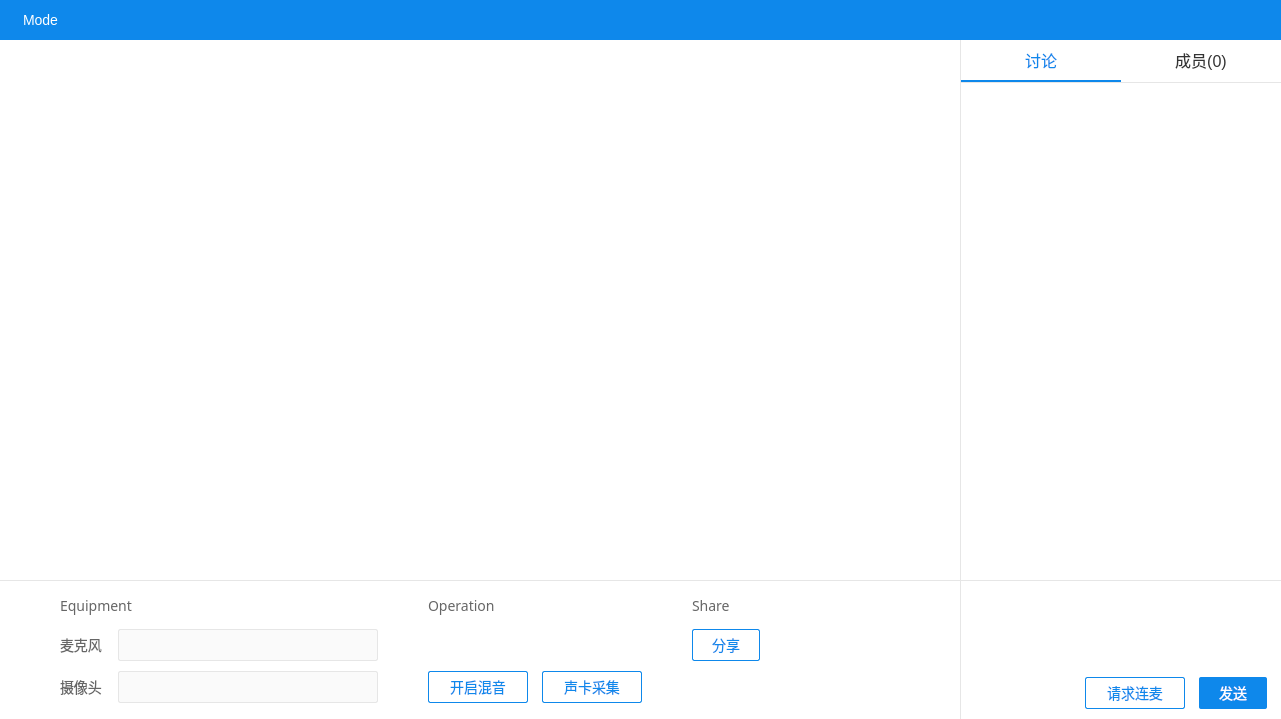
This is windows/LiveDemo5/ZegoLiveDemo/ZegoLiveRoomDialog.ui in 1815368076/ZegoLiveDemo5Rtp as Qt 5 draws it before an edit. The edited form follows.
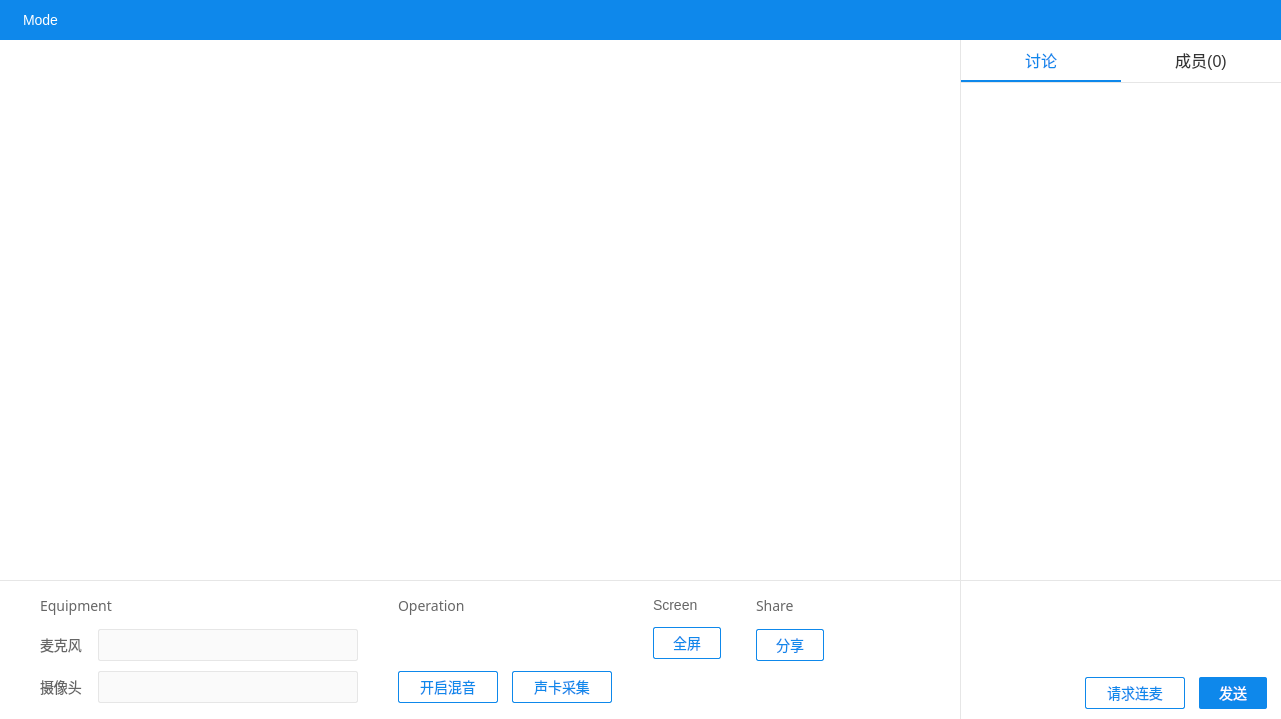
This is the edited form. The open tabs and pages were chosen to show the change. Icons and pictures are not drawn. Custom widgets are drawn as their Qt base class.

Commit message: Update LiveDemo5, Version: 171121_164355_master-0-ge0dfa07_bn85_Demo5UDP3

```diff
--- a/windows/LiveDemo5/ZegoLiveDemo/ZegoLiveRoomDialog.ui
+++ b/windows/LiveDemo5/ZegoLiveDemo/ZegoLiveRoomDialog.ui
@@ -697,9 +697,9 @@
        <property name="styleSheet">
         <string notr="true">background-color: #ffffff;</string>
        </property>
-       <layout class="QHBoxLayout" name="horizontalLayout_7">
+       <layout class="QHBoxLayout" name="horizontalLayout_6">
         <property name="spacing">
-         <number>50</number>
+         <number>0</number>
         </property>
         <property name="leftMargin">
          <number>0</number>
@@ -714,7 +714,7 @@
          <number>0</number>
         </property>
         <item>
-         <layout class="QHBoxLayout" name="horizontalLayout_6">
+         <layout class="QHBoxLayout" name="horizontalLayout_3">
           <property name="spacing">
            <number>0</number>
           </property>
@@ -727,11 +727,11 @@
              <enum>Qt::Horizontal</enum>
             </property>
             <property name="sizeType">
-             <enum>QSizePolicy::Expanding</enum>
+             <enum>QSizePolicy::Fixed</enum>
             </property>
             <property name="sizeHint" stdset="0">
              <size>
-              <width>46</width>
+              <width>40</width>
               <height>20</height>
              </size>
             </property>
@@ -1065,11 +1065,11 @@
              <enum>Qt::Horizontal</enum>
             </property>
             <property name="sizeType">
-             <enum>QSizePolicy::Maximum</enum>
+             <enum>QSizePolicy::Fixed</enum>
             </property>
             <property name="sizeHint" stdset="0">
              <size>
-              <width>50</width>
+              <width>40</width>
               <height>20</height>
              </size>
             </property>
@@ -1262,7 +1262,7 @@
                  <enum>Qt::Horizontal</enum>
                 </property>
                 <property name="sizeType">
-                 <enum>QSizePolicy::Fixed</enum>
+                 <enum>QSizePolicy::Expanding</enum>
                 </property>
                 <property name="sizeHint" stdset="0">
                  <size>
@@ -1365,7 +1365,7 @@
                  <enum>Qt::Horizontal</enum>
                 </property>
                 <property name="sizeType">
-                 <enum>QSizePolicy::MinimumExpanding</enum>
+                 <enum>QSizePolicy::Fixed</enum>
                 </property>
                 <property name="sizeHint" stdset="0">
                  <size>
@@ -1433,8 +1433,37 @@
                 </property>
                </widget>
               </item>
+              <item>
+               <spacer name="horizontalSpacer_12">
+                <property name="orientation">
+                 <enum>Qt::Horizontal</enum>
+                </property>
+                <property name="sizeType">
+                 <enum>QSizePolicy::Expanding</enum>
+                </property>
+                <property name="sizeHint" stdset="0">
+                 <size>
+                  <width>6</width>
+                  <height>20</height>
+                 </size>
+                </property>
+               </spacer>
+              </item>
              </layout>
             </item>
+            <item>
+             <spacer name="verticalSpacer_15">
+              <property name="orientation">
+               <enum>Qt::Vertical</enum>
+              </property>
+              <property name="sizeHint" stdset="0">
+               <size>
+                <width>20</width>
+                <height>40</height>
+               </size>
+              </property>
+             </spacer>
+            </item>
            </layout>
           </item>
           <item>
@@ -1443,11 +1472,158 @@
              <enum>Qt::Horizontal</enum>
             </property>
             <property name="sizeType">
-             <enum>QSizePolicy::Maximum</enum>
+             <enum>QSizePolicy::Fixed</enum>
             </property>
             <property name="sizeHint" stdset="0">
              <size>
-              <width>50</width>
+              <width>35</width>
+              <height>20</height>
+             </size>
+            </property>
+           </spacer>
+          </item>
+          <item>
+           <layout class="QVBoxLayout" name="verticalLayout_10">
+            <property name="spacing">
+             <number>0</number>
+            </property>
+            <item>
+             <spacer name="verticalSpacer_10">
+              <property name="orientation">
+               <enum>Qt::Vertical</enum>
+              </property>
+              <property name="sizeType">
+               <enum>QSizePolicy::Fixed</enum>
+              </property>
+              <property name="sizeHint" stdset="0">
+               <size>
+                <width>20</width>
+                <height>16</height>
+               </size>
+              </property>
+             </spacer>
+            </item>
+            <item>
+             <widget class="QLabel" name="m_lbFullScreen">
+              <property name="minimumSize">
+               <size>
+                <width>0</width>
+                <height>0</height>
+               </size>
+              </property>
+              <property name="maximumSize">
+               <size>
+                <width>16777215</width>
+                <height>16777215</height>
+               </size>
+              </property>
+              <property name="styleSheet">
+               <string notr="true">font-family: 微软雅黑;
+font-size: 14px;
+color: #666666;</string>
+              </property>
+              <property name="text">
+               <string>Screen</string>
+              </property>
+             </widget>
+            </item>
+            <item>
+             <spacer name="verticalSpacer_11">
+              <property name="orientation">
+               <enum>Qt::Vertical</enum>
+              </property>
+              <property name="sizeType">
+               <enum>QSizePolicy::Fixed</enum>
+              </property>
+              <property name="sizeHint" stdset="0">
+               <size>
+                <width>20</width>
+                <height>14</height>
+               </size>
+              </property>
+             </spacer>
+            </item>
+            <item>
+             <widget class="QPushButton" name="m_bFullScreen">
+              <property name="minimumSize">
+               <size>
+                <width>68</width>
+                <height>32</height>
+               </size>
+              </property>
+              <property name="maximumSize">
+               <size>
+                <width>68</width>
+                <height>32</height>
+               </size>
+              </property>
+              <property name="styleSheet">
+               <string notr="true">QPushButton:!enabled{
+     font-family: 微软雅黑;
+     font-size: 14px;
+     border: 1px solid #e6e6e6;
+     border-radius: 2px;
+     background-color: #ffffff;
+     color: #e6e6e6;   
+}
+QPushButton:enabled:!hover{
+     font-family: 微软雅黑;
+     font-size: 14px;
+     border: 1px solid #0e88eb;
+     border-radius: 2px;
+     background-color: #ffffff;
+     color: #0e88eb;   
+}
+
+QPushButton:enabled:hover{
+    font-family: 微软雅黑;
+     font-size: 14px;
+     border: 1px solid #0e88eb;
+     border-radius: 2px;
+     background-color: #0e88eb;
+     color: #ffffff;   
+}
+
+QPushButton:enabled:hover:pressed{
+    font-family: 微软雅黑;
+     font-size: 14px;
+     border: 1px solid #0e88eb;
+     border-radius: 2px;
+     background-color: #0d80de;
+     color: #ffffff;   
+}</string>
+              </property>
+              <property name="text">
+               <string>全屏</string>
+              </property>
+             </widget>
+            </item>
+            <item>
+             <spacer name="verticalSpacer_14">
+              <property name="orientation">
+               <enum>Qt::Vertical</enum>
+              </property>
+              <property name="sizeHint" stdset="0">
+               <size>
+                <width>20</width>
+                <height>40</height>
+               </size>
+              </property>
+             </spacer>
+            </item>
+           </layout>
+          </item>
+          <item>
+           <spacer name="horizontalSpacer_11">
+            <property name="orientation">
+             <enum>Qt::Horizontal</enum>
+            </property>
+            <property name="sizeType">
+             <enum>QSizePolicy::Fixed</enum>
+            </property>
+            <property name="sizeHint" stdset="0">
+             <size>
+              <width>35</width>
               <height>20</height>
              </size>
             </property>
@@ -1584,6 +1760,19 @@
               </property>
              </widget>
             </item>
+            <item>
+             <spacer name="verticalSpacer_13">
+              <property name="orientation">
+               <enum>Qt::Vertical</enum>
+              </property>
+              <property name="sizeHint" stdset="0">
+               <size>
+                <width>20</width>
+                <height>40</height>
+               </size>
+              </property>
+             </spacer>
+            </item>
            </layout>
           </item>
           <item>
@@ -1592,11 +1781,11 @@
              <enum>Qt::Horizontal</enum>
             </property>
             <property name="sizeType">
-             <enum>QSizePolicy::MinimumExpanding</enum>
+             <enum>QSizePolicy::Expanding</enum>
             </property>
             <property name="sizeHint" stdset="0">
              <size>
-              <width>200</width>
+              <width>120</width>
               <height>20</height>
              </size>
             </property>
```
Left out of the diff: 44 changed lines with no effect on the pictures. The commit also changes 116 other files.
